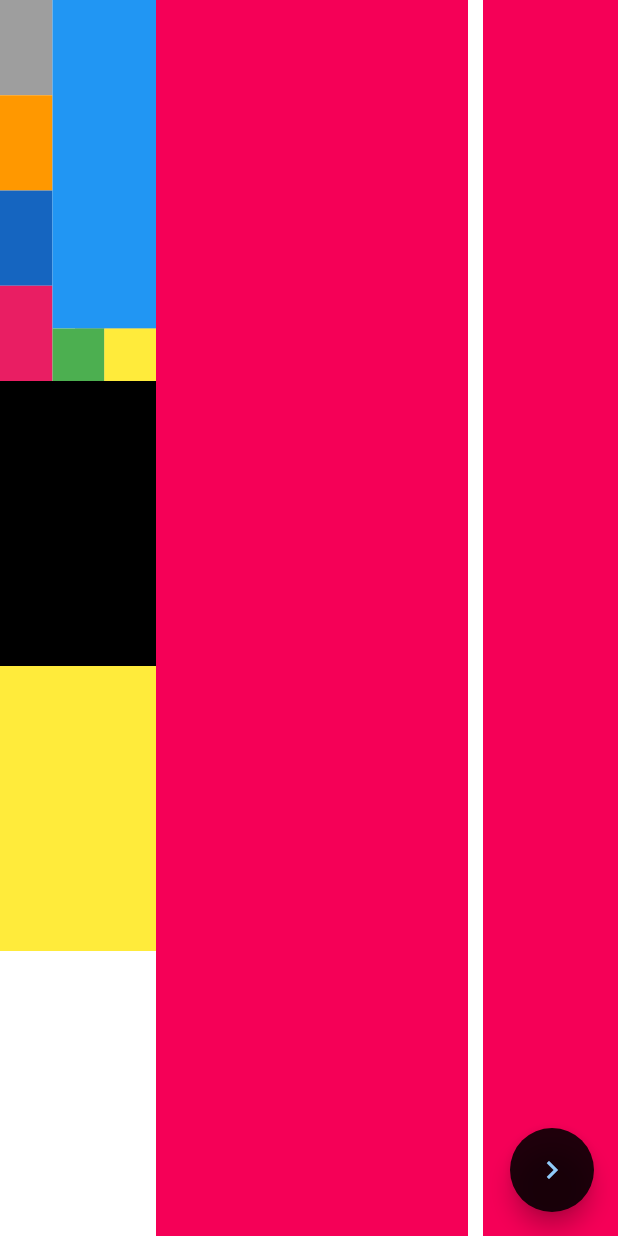
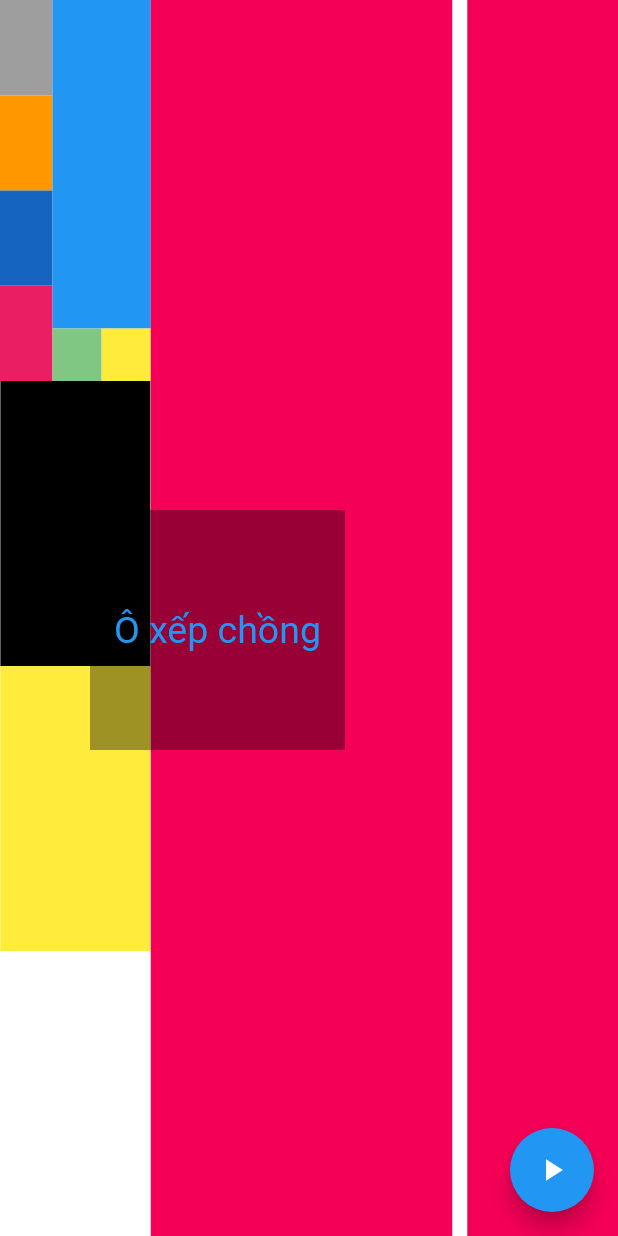
Before and after one commit to pt172/homework1, a Flutter app: the PageFive screen opened by its route, on a phone screen of 412 x 824 dp. Run offline on Flutter 3.47's test engine with Material 2 defaults, Android fonts, the phone set to English and light mode, and no system bars.

Commit message:
Update page_five.dart

```diff
--- a/lib/page/page_five.dart
+++ b/lib/page/page_five.dart
@@ -13,33 +13,25 @@ class _PageFiveState extends State<PageFive> {
   Widget build(BuildContext context) {
     return Scaffold(
       floatingActionButton: FloatingActionButton(
-        backgroundColor: Colors.black87,
-        foregroundColor: Colors.blue[200],
+        backgroundColor: Colors.blue,
+        foregroundColor: Colors.white,
         onPressed: () {
           Navigator.pop(context);
           // Navigator.push(context,
           //     MaterialPageRoute(builder: ((context) => const PageTwo())));
         },
-        child: const Icon(Icons.keyboard_arrow_right),
+        child: const Icon(Icons.play_arrow),
       ),
       backgroundColor: Colors.white,
       body: Stack(alignment: Alignment.center, children: [
-        Positioned(
-            left: 50,
-            top: 100,
-            child: Container(
-              color: Colors.black26,
-              width: 200,
-              height: 200,
-            )),
         Center(
           child: Row(
             crossAxisAlignment: CrossAxisAlignment.stretch,
             // mainAxisAlignment: MainAxisAlignment.spaceBetween,
             children: <Widget>[
               Expanded(
+                flex: 1,
                 child: Column(
-                  crossAxisAlignment: CrossAxisAlignment.stretch,
                   children: [
                     Expanded(
                       child: Row(
@@ -77,11 +69,12 @@ class _PageFiveState extends State<PageFive> {
                             ],
                           ),
                           Expanded(
+                            flex: 2,
                             child: Column(
                               children: [
                                 Expanded(
                                   child: Container(
-                                    width: 69,
+                                    width: double.infinity,
                                     height: 100,
                                     color: Colors.blue,
                                   ),
@@ -89,13 +82,15 @@ class _PageFiveState extends State<PageFive> {
                                 Row(
                                   children: [
                                     Expanded(
+                                      flex: 1,
                                       child: Container(
                                         width: 35,
                                         height: 35,
-                                        color: Colors.green,
+                                        color: Colors.green[300],
                                       ),
                                     ),
                                     Expanded(
+                                      flex: 1,
                                       child: Container(
                                         height: 35,
                                         width: 35,
@@ -114,17 +109,17 @@ class _PageFiveState extends State<PageFive> {
                       height: 190,
                       width: 100,
                       color: Colors.black,
-                    ),
+                    ), //ô2
                     Container(
                       height: 190,
                       width: 100,
                       color: Colors.yellow,
-                    ),
+                    ), //ô3
                     Container(
                       height: 190,
                       width: 100,
                       color: Colors.white,
-                    ),
+                    ), //ô4
                   ],
                 ),
               ),
@@ -139,14 +134,31 @@ class _PageFiveState extends State<PageFive> {
               const SizedBox(
                 width: 10,
               ),
-              Container(
-                height: 100,
-                width: 90,
-                color: Colors.pinkAccent[400],
+              Expanded(
+                flex: 1,
+                child: Container(
+                  height: 100,
+                  width: 90,
+                  color: Colors.pinkAccent[400],
+                ),
               ),
             ],
           ),
         ),
+        Positioned(
+            left: 60,
+            top: 340,
+            child: Container(
+              color: Colors.black38,
+              width: 170,
+              height: 160,
+              child: const Center(
+                child: Text(
+                  'Ô xếp chồng',
+                  style: TextStyle(color: Colors.blue, fontSize: 25),
+                ),
+              ),
+            )),
       ]),
     );
   }
```
